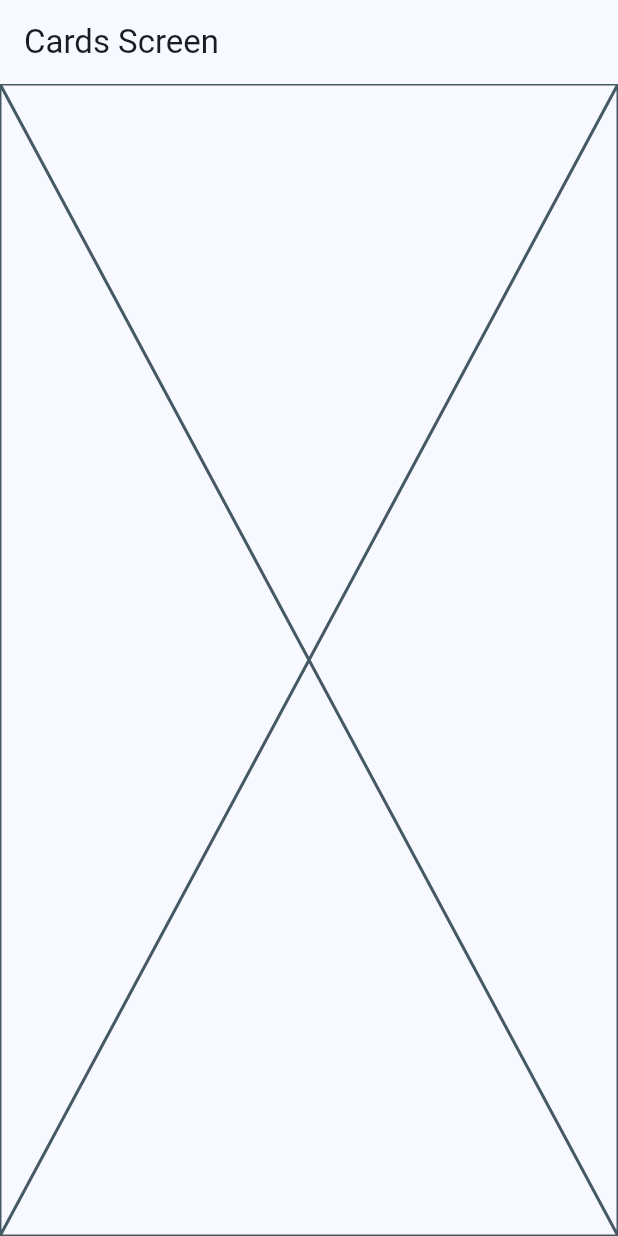
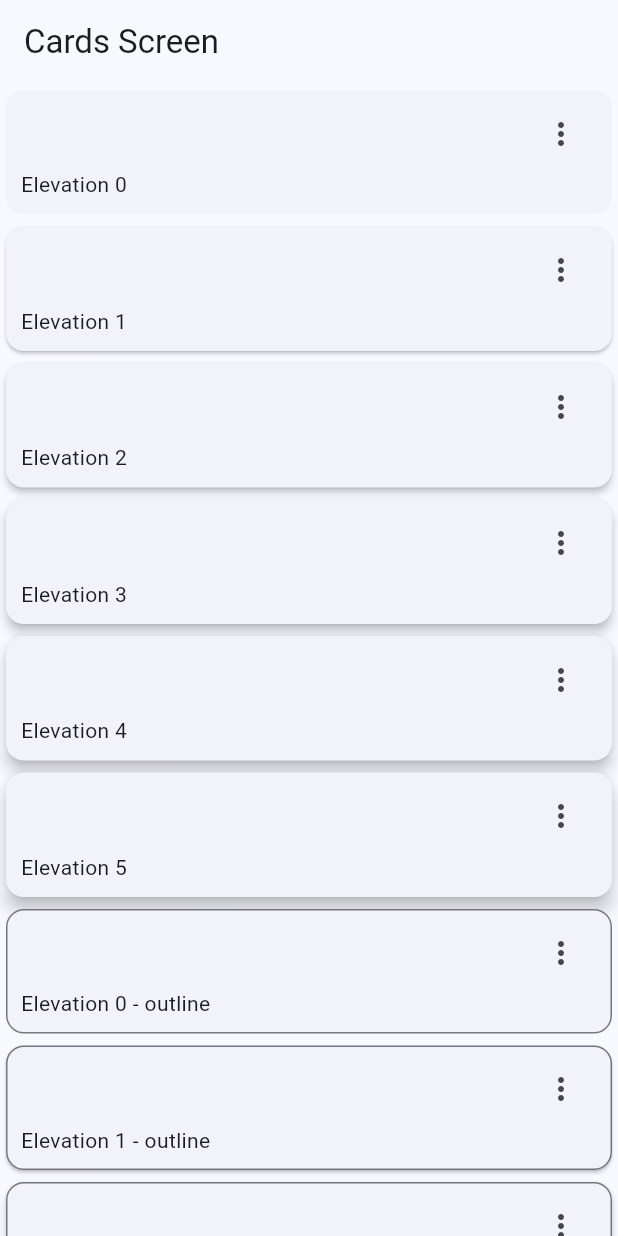
Before and after one commit to DaoCastro/widgets_app, a Flutter app: the CardsScreen screen opened by its route, on a phone screen of 412 x 824 dp. Run offline on Flutter 3.47's test engine with Material 3 defaults, Android fonts, the phone set to English and light mode, and no system bars; our stand-ins replace go_router.

Commit message:
creation card and card outline

```diff
--- a/lib/presentation/screens/cards/cards_screen.dart
+++ b/lib/presentation/screens/cards/cards_screen.dart
@@ -1,4 +1,13 @@
 import 'package:flutter/material.dart';
+
+const cards = <Map<String, dynamic>>[
+  {'evelation': 0.0, 'label': 'Elevation 0'},
+  {'evelation': 1.0, 'label': 'Elevation 1'},
+  {'evelation': 2.0, 'label': 'Elevation 2'},
+  {'evelation': 3.0, 'label': 'Elevation 3'},
+  {'evelation': 4.0, 'label': 'Elevation 4'},
+  {'evelation': 5.0, 'label': 'Elevation 5'}
+];
 
 class CardsScreen extends StatelessWidget {
   static const name = 'cards_screen';
@@ -10,7 +19,90 @@ class CardsScreen extends StatelessWidget {
       appBar: AppBar(
         title: const Text('Cards Screen'),
       ),
-      body: const Placeholder(),
+      body: const _CardsView(),
     );
   }
 }
+
+class _CardsView extends StatelessWidget {
+  const _CardsView();
+
+  @override
+  Widget build(BuildContext context) {
+    return SingleChildScrollView(
+      child: Column(
+        children: [
+          ...cards.map((card) =>
+              _CardType1(label: card['label'], elevation: card['evelation'])),
+          ...cards.map((card) =>
+              _CardType2(label: card['label'], elevation: card['evelation']))
+        ],
+      ),
+    );
+  }
+}
+
+class _CardType1 extends StatelessWidget {
+  final String label;
+  final double elevation;
+
+  const _CardType1({required this.label, required this.elevation});
+
+  @override
+  Widget build(BuildContext context) {
+    return Card(
+      elevation: elevation,
+      child: Padding(
+        padding: const EdgeInsets.fromLTRB(10, 5, 10, 10),
+        child: Column(
+          children: [
+            Align(
+                alignment: Alignment.topRight,
+                child: IconButton(
+                    onPressed: () {},
+                    icon: const Icon(Icons.more_vert_outlined))),
+            Align(
+              alignment: Alignment.bottomLeft,
+              child: Text(label),
+            )
+          ],
+        ),
+      ),
+    );
+  }
+}
+
+class _CardType2 extends StatelessWidget {
+  final String label;
+  final double elevation;
+
+  const _CardType2({required this.label, required this.elevation});
+
+  @override
+  Widget build(BuildContext context) {
+    final colors = Theme.of(context).colorScheme;
+
+    return Card(
+      shape: RoundedRectangleBorder(
+          borderRadius: const BorderRadius.all(Radius.circular(12)),
+          side: BorderSide(color: colors.outline)),
+      elevation: elevation,
+      child: Padding(
+        padding: const EdgeInsets.fromLTRB(10, 5, 10, 10),
+        child: Column(
+          children: [
+            Align(
+                alignment: Alignment.topRight,
+                child: IconButton(
+                    onPressed: () {},
+                    icon: const Icon(Icons.more_vert_outlined))),
+            Align(
+              alignment: Alignment.bottomLeft,
+              child: Text('$label - outline'),
+            )
+          ],
+        ),
+      ),
+    );
+  }
+}
```
